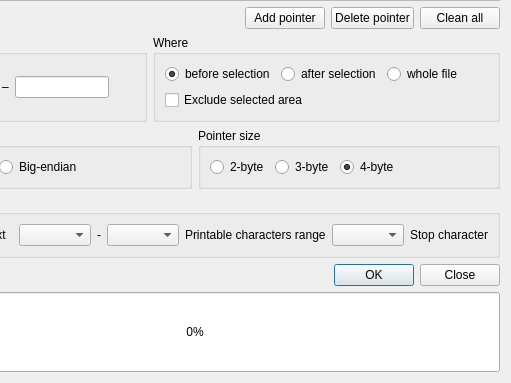
road-t/RTHextion, file src/pointersdialog.ui: the form before one commit; both pictures show x 121 to 632 and y 583 to 966 of the 632 by 966 pixel window.
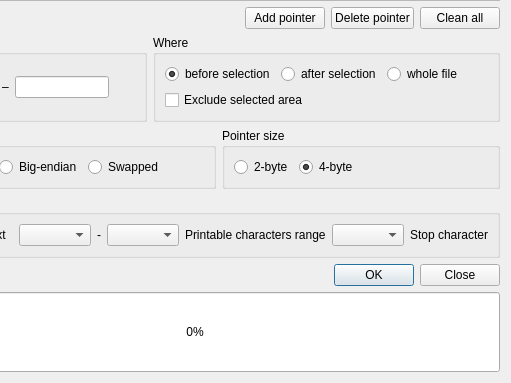
The form after the commit.

What changed in the file:
```diff
--- a/src/pointersdialog.ui
+++ b/src/pointersdialog.ui
@@ -255,6 +255,16 @@
             </attribute>
            </widget>
           </item>
+          <item>
+           <widget class="QRadioButton" name="rbSW">
+            <property name="text">
+             <string>Swapped</string>
+            </property>
+            <attribute name="buttonGroup">
+             <string notr="true">bgEndianness</string>
+            </attribute>
+           </widget>
+          </item>
           <item>
            <spacer name="horizontalSpacer_2">
             <property name="orientation">
@@ -287,16 +297,6 @@
             </attribute>
            </widget>
           </item>
-          <item>
-           <widget class="QRadioButton" name="rb3Byte">
-            <property name="text">
-             <string>3-byte</string>
-            </property>
-            <attribute name="buttonGroup">
-             <string notr="true">bgPointerSize</string>
-            </attribute>
-           </widget>
-          </item>
           <item>
            <widget class="QRadioButton" name="rb4Byte">
             <property name="text">
```
